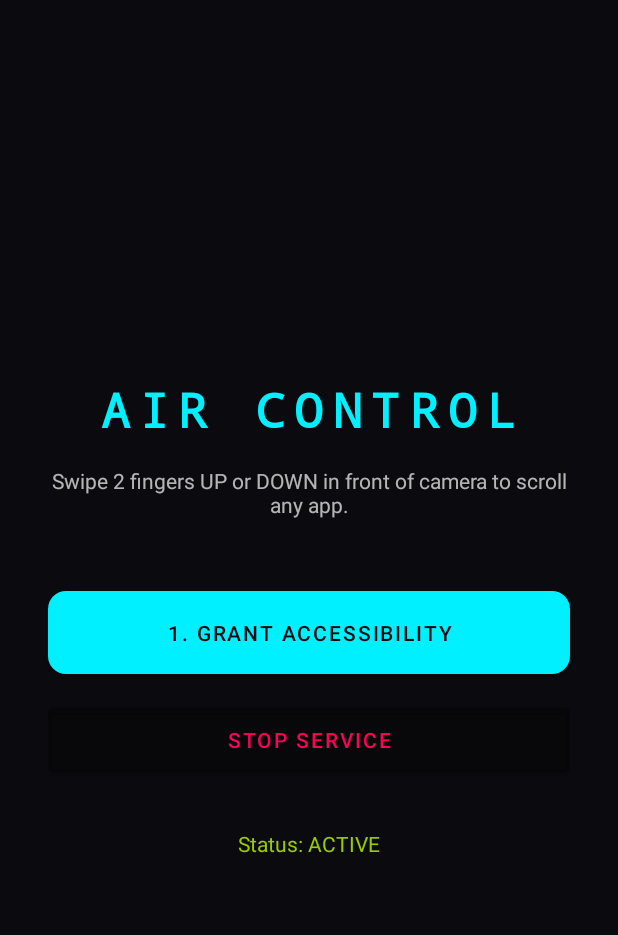
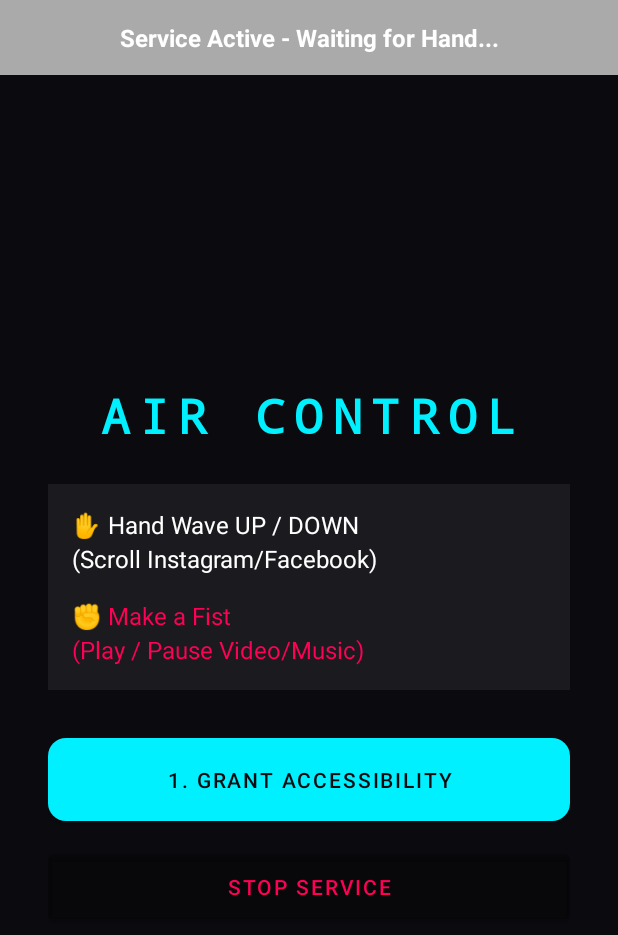
Before and after one commit to Amitdaskne/AirGesture, an Android app: the screen it shows after launch (MainActivity), after a tap on "2. START AIR GESTURE", on a phone screen of 412 x 824 dp. Shown: the top 935 px of the screen. Run offline under Robolectric (Android 15) with nearby library versions, the phone set to English and light mode, and no system bars.

Commit message:
feat: dynamic wave tracking, fist play/pause, live status bar & guide

```diff
--- a/app/src/main/java/com/amit/airgesture/MainActivity.java
+++ b/app/src/main/java/com/amit/airgesture/MainActivity.java
@@ -1,7 +1,10 @@
 package com.amit.airgesture;
 
 import android.Manifest;
+import android.content.BroadcastReceiver;
+import android.content.Context;
 import android.content.Intent;
+import android.content.IntentFilter;
 import android.content.pm.PackageManager;
 import android.os.Build;
 import android.os.Bundle;
@@ -14,17 +17,35 @@ import androidx.annotation.NonNull;
 import androidx.appcompat.app.AppCompatActivity;
 import androidx.core.app.ActivityCompat;
 import androidx.core.content.ContextCompat;
+import androidx.localbroadcastmanager.content.LocalBroadcastManager;
 
 public class MainActivity extends AppCompatActivity {
+
+    private TextView tvLiveStatus;
+
+    private final BroadcastReceiver statusReceiver = new BroadcastReceiver() {
+        @Override
+        public void onReceive(Context context, Intent intent) {
+            boolean handDetected = intent.getBooleanExtra("hand_detected", false);
+            if (handDetected) {
+                tvLiveStatus.setText("HAND DETECTED - Ready to Control");
+                tvLiveStatus.setBackgroundColor(ContextCompat.getColor(context, android.R.color.holo_green_dark));
+            } else {
+                tvLiveStatus.setText("NO HAND DETECTED - Show your hand");
+                tvLiveStatus.setBackgroundColor(ContextCompat.getColor(context, android.R.color.holo_red_dark));
+            }
+        }
+    };
+
     @Override
     protected void onCreate(Bundle b) {
         super.onCreate(b);
         setContentView(R.layout.activity_main);
 
+        tvLiveStatus = findViewById(R.id.tvLiveStatus);
         Button btnAccessibility = findViewById(R.id.btnAccessibility);
         Button btnStart = findViewById(R.id.btnStart);
         Button btnStop = findViewById(R.id.btnStop);
-        TextView tvStatus = findViewById(R.id.tvStatus);
 
         btnAccessibility.setOnClickListener(v -> {
             startActivity(new Intent(Settings.ACTION_ACCESSIBILITY_SETTINGS));
@@ -38,8 +59,8 @@ public class MainActivity extends AppCompatActivity {
                 startGestureService();
                 btnStart.setVisibility(View.GONE);
                 btnStop.setVisibility(View.VISIBLE);
-                tvStatus.setText("Status: ACTIVE");
-                tvStatus.setTextColor(ContextCompat.getColor(this, android.R.color.holo_green_light));
+                tvLiveStatus.setText("Service Active - Waiting for Hand...");
+                tvLiveStatus.setBackgroundColor(ContextCompat.getColor(this, android.R.color.darker_gray));
             }
         });
 
@@ -47,9 +68,17 @@ public class MainActivity extends AppCompatActivity {
             stopService(new Intent(this, GestureService.class));
             btnStart.setVisibility(View.VISIBLE);
             btnStop.setVisibility(View.GONE);
-            tvStatus.setText("Status: Idle");
-            tvStatus.setTextColor(ContextCompat.getColor(this, R.color.neon_pink));
+            tvLiveStatus.setText("Status: Service Stopped");
+            tvLiveStatus.setBackgroundColor(ContextCompat.getColor(this, android.R.color.black));
         });
+
+        // Register Receiver for Live Status
+        IntentFilter filter = new IntentFilter(GestureService.ACTION_STATUS);
+        if (Build.VERSION.SDK_INT >= Build.VERSION_CODES.TIRAMISU) {
+            registerReceiver(statusReceiver, filter, Context.RECEIVER_NOT_EXPORTED);
+        } else {
+            registerReceiver(statusReceiver, filter);
+        }
     }
 
     private void startGestureService() {
@@ -68,4 +97,10 @@ public class MainActivity extends AppCompatActivity {
             startGestureService();
         }
     }
+
+    @Override
+    protected void onDestroy() {
+        super.onDestroy();
+        unregisterReceiver(statusReceiver);
+    }
 }
--- a/app/src/main/res/layout/activity_main.xml
+++ b/app/src/main/res/layout/activity_main.xml
@@ -1,17 +1,35 @@
 <?xml version="1.0" encoding="utf-8"?>
 <LinearLayout xmlns:android="http://schemas.android.com/apk/res/android"
     android:layout_width="match_parent" android:layout_height="match_parent"
-    android:orientation="vertical" android:gravity="center"
-    android:padding="32dp" android:background="@color/bg_dark">
+    android:orientation="vertical" android:background="@color/bg_dark">
+
+    <!-- LIVE STATUS BAR -->
+    <TextView android:id="@+id/tvLiveStatus"
+        android:layout_width="match_parent" android:layout_height="50dp"
+        android:background="#FF333333" android:text="Status: Waiting for Camera..."
+        android:gravity="center" android:textColor="#FFFFFF" android:textStyle="bold"
+        android:textSize="16sp" />
+
+    <LinearLayout android:layout_width="match_parent" android:layout_height="0dp" android:layout_weight="1"
+        android:orientation="vertical" android:gravity="center" android:padding="32dp">
 
         <TextView android:layout_width="wrap_content" android:layout_height="wrap_content"
             android:text="AIR CONTROL" android:textSize="32sp" android:textColor="@color/neon_cyan"
             android:textStyle="bold" android:fontFamily="monospace" android:letterSpacing="0.2"/>
 
+        <!-- Guide Box -->
+        <LinearLayout android:layout_width="match_parent" android:layout_height="wrap_content"
+            android:orientation="vertical" android:background="#11FFFFFF" android:padding="16dp"
+            android:layout_marginTop="24dp" android:layout_marginBottom="32dp">
+
             <TextView android:layout_width="wrap_content" android:layout_height="wrap_content"
-        android:text="Swipe 2 fingers UP or DOWN in front of camera to scroll any app."
-        android:textColor="@color/text_white" android:gravity="center"
-        android:layout_marginTop="16dp" android:layout_marginBottom="48dp" android:alpha="0.7"/>
+                android:text="✋ Hand Wave UP / DOWN\n(Scroll Instagram/Facebook)"
+                android:textColor="@color/text_white" android:textSize="16sp" android:lineSpacingExtra="4dp"/>
+
+            <TextView android:layout_width="wrap_content" android:layout_height="wrap_content"
+                android:text="✊ Make a Fist\n(Play / Pause Video/Music)"
+                android:textColor="@color/neon_pink" android:textSize="16sp" android:layout_marginTop="16dp" android:lineSpacingExtra="4dp"/>
+        </LinearLayout>
 
         <Button android:id="@+id/btnAccessibility" android:layout_width="match_parent"
             android:layout_height="55dp" android:text="1. GRANT ACCESSIBILITY" android:textColor="@color/bg_dark"
@@ -24,7 +42,5 @@
         <Button android:id="@+id/btnStop" android:layout_width="match_parent"
             android:layout_height="55dp" android:text="STOP SERVICE" android:textColor="@color/neon_pink"
             android:backgroundTint="#22000000" android:visibility="gone"/>
-
-    <TextView android:id="@+id/tvStatus" android:layout_width="wrap_content" android:layout_height="wrap_content"
-        android:text="Status: Idle" android:textColor="@color/neon_pink" android:layout_marginTop="32dp"/>
     </LinearLayout>
+</LinearLayout>
```
Also changed, not shown: app/src/main/java/com/amit/airgesture/GestureService.java (+66 -20 lines), app/src/main/java/com/amit/airgesture/SwipeAccessibilityService.java (+13 -0 lines). Lines whose indentation alone changed are shown as unchanged.
